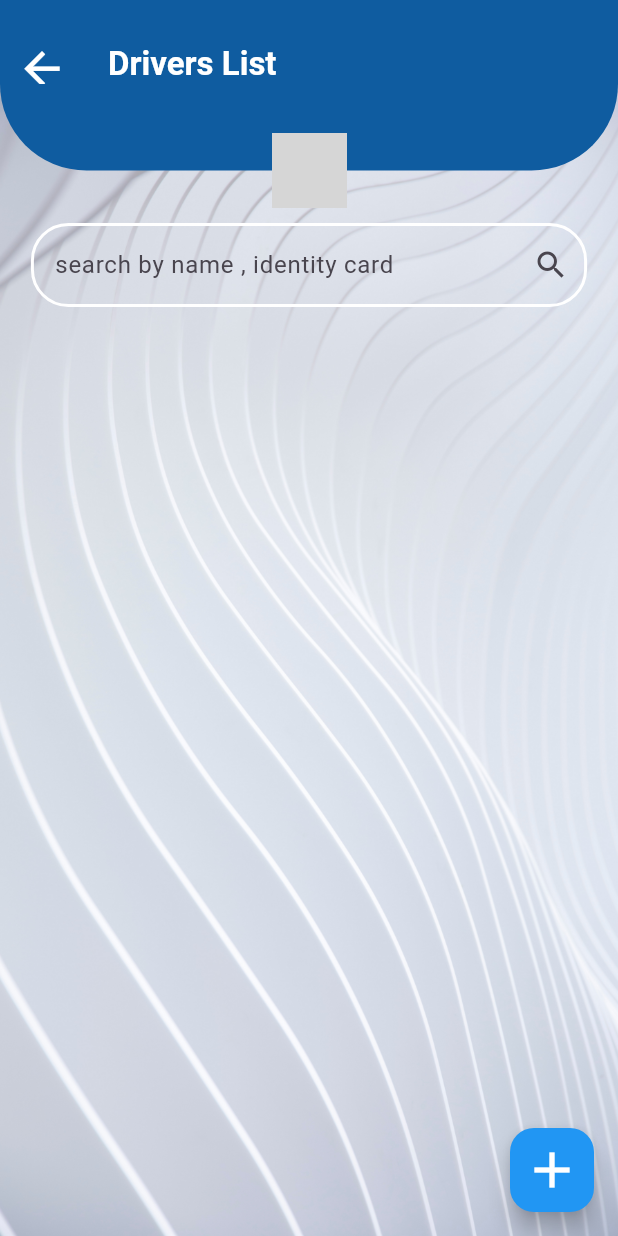
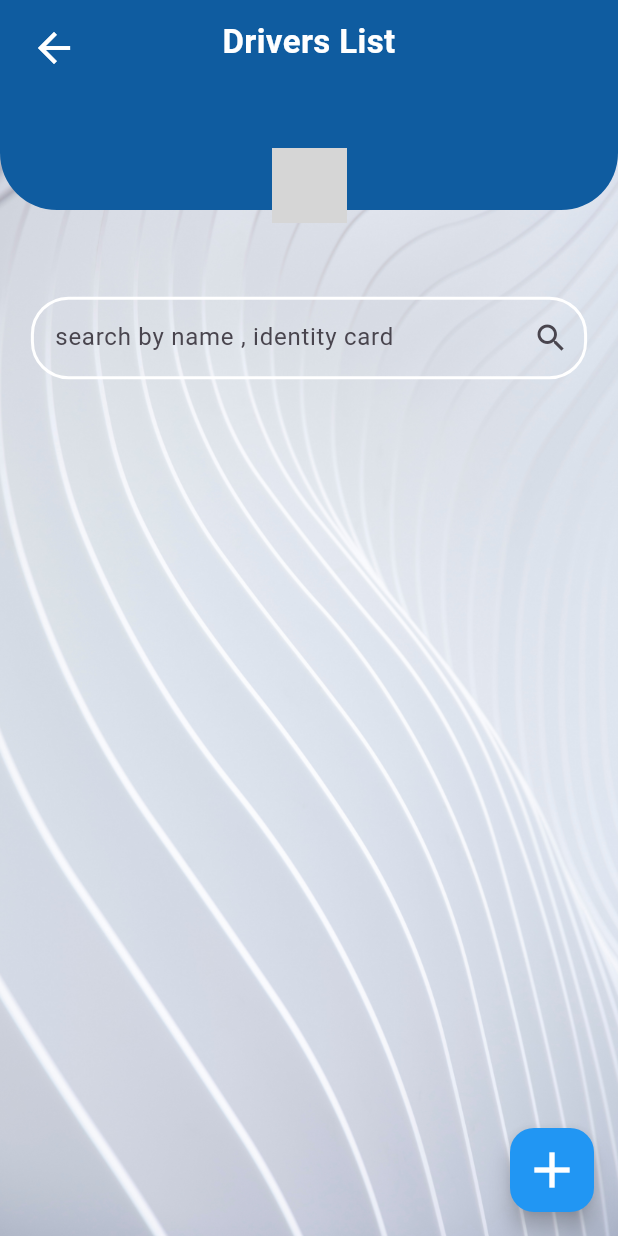
Before and after one commit to mbarek2002/agence-de-tranport, a Flutter app: the HomeScreen screen opened directly, after a tap on "Drivers List", on a phone screen of 412 x 824 dp. Run offline on Flutter 3.47's test engine with Material 2 defaults, Android fonts, the phone set to English and light mode, and no system bars; our stand-ins replace animated_splash_screen, badges, cloud_firestore, file_picker, firebase_auth, firebase_core and 8 more; missing offline and left inert: flutter_downloader, flutter_excel, syncfusion_flutter_pdfviewer, wc_form_validators; accounts and stored records are empty; network calls fail; Roboto replaces fonts that are missing (Georgia); grey boxes are pictures that could not be loaded.

Commit message:
fix somthinhg

```diff
--- a/lib/view/drivers_list/driver_list_screen.dart
+++ b/lib/view/drivers_list/driver_list_screen.dart
@@ -37,6 +37,7 @@ class _DriversListScreenState extends State<DriversListScreen> {
   DriversController driversController = Get.put(DriversController());
   @override
   Widget build(BuildContext context) {
+    Size size =MediaQuery.of(context).size;
     return  Scaffold(
         resizeToAvoidBottomInset:false,
         floatingActionButton: FloatingActionButton(
@@ -51,66 +52,125 @@ class _DriversListScreenState extends State<DriversListScreen> {
             print("add");
           },
         ),
-        appBar: AppBar(
-          leading: Padding(
-            padding:  EdgeInsets.only(
-                top:20.0
-            ),
-            child: IconButton(
-              iconSize: 35,
-              icon: Icon(
-                Icons.arrow_back,
-                color: Colors.white,
-              ),
-              onPressed: (){
-                Get.back();
-              },
-            ),
-          ),
-          backgroundColor: Color(0xFF0F5CA0),
-          title: Padding(
-            padding:  EdgeInsets.only(
-                top:30,
-                left: 0
-            ),
-            child: Text("Drivers List",style: TextStyle(
-                fontSize: 22,
-                color: Colors.white,
-                fontWeight: FontWeight.bold,
-                fontFamily: "Georgia"
-            ),),
-          ),
-        ),
-        body: Stack(
-          children: [
-            Container(
+        // appBar: AppBar(
+        //   toolbarHeight: size.height*.15,
+        //   leading: Padding(
+        //     padding:  EdgeInsets.only(
+        //         top:20.0
+        //     ),
+        //     child: IconButton(
+        //       iconSize: 35,
+        //       icon: Icon(
+        //         Icons.arrow_back,
+        //         color: Colors.white,
+        //       ),
+        //       onPressed: (){
+        //         Get.back();
+        //       },
+        //     ),
+        //   ),
+        //   backgroundColor: Color(0xFF0F5CA0),
+        //   title: Padding(
+        //     padding:  EdgeInsets.only(
+        //         top:30,
+        //         left: 0
+        //     ),
+        //     child: Text("Drivers List",style: TextStyle(
+        //         fontSize: 22,
+        //         color: Colors.white,
+        //         fontWeight: FontWeight.bold,
+        //         fontFamily: "Georgia"
+        //     ),),
+        //   ),
+        // ),
+        body: SafeArea(
+          child: Container(
+            width: size.width,
+            height: size.height,
             decoration: BoxDecoration(
                 image: DecorationImage(
                     fit: BoxFit.cover,
                     image: AssetImage(tHomebackground)
                 )
             ),
+            child: SingleChildScrollView(
               child: Column(
                 children: [
-                  SizedBox(
-                    height: MediaQuery.of(context).size.height*0.07,
-                    width: MediaQuery.of(context).size.width,
-                    child: Container(
+                  Stack(
+                    clipBehavior: Clip.none,
+                    children: [
+                      Container(
+                        height: size.height*.17,
                         decoration: BoxDecoration(
                             borderRadius: BorderRadius.only(
-                            bottomLeft: Radius.circular(80),
-                            bottomRight: Radius.circular(80),
+                              bottomLeft: Radius.circular(38),
+                              bottomRight: Radius.circular(38),
                             ),
                             color: Color(0xFF0F5CA0)
                         ),
                       ),
+                      Positioned(
+                        top: MediaQuery.of(context).size.height* .12,
+                        child: Container(
+                          width: MediaQuery.of(context).size.width,
+                          alignment: Alignment.center,
+                          child: Container(
+                            width: 50,
+                            height: 50,
+                            decoration: BoxDecoration(
+                              borderRadius: BorderRadius.all(Radius.circular(20)),
+                              image: DecorationImage(
+                                  image: NetworkImage(loginController.adminImageUrl.value),
+                                  fit: BoxFit.cover
                               ),
-                  SizedBox(height: 35,),
+                            ),
+                            child: GestureDetector(
+                              onTap: ()=>Get.offAll(()=>HomeScreen()),
+                            ),
+                          ),
+                        ),
+                      ),
+                      Positioned(
+                        top: 4,
+                        left: 8,
+                        child: GestureDetector(
+                          onTap: (){
+                            print("dyfougfotpiù");
+                            Get.back();
+                          },
+                          child: Container(
+                            width: 56,
+                            height: 56,
+
+                            child: Icon(
+                              Icons.arrow_back,
+                              color: Colors.white,
+                              size: 32,
+                            ),
+                          ),
+                        ),
+                      ),
+                      Positioned(
+                        top: 12,
+                        left: 0,
+                        right: 0,
+                        child:  Text("Drivers List",style: TextStyle(
+                                  fontSize: 22,
+                                  color: Colors.white,
+                                  fontWeight: FontWeight.bold,
+                                  fontFamily: "Georgia"
+                              ),textAlign: TextAlign.center,),
+                      )
+                    ],
+                  ),
+                  SizedBox(height: size.height*.07,),
                   Container(
                     width: MediaQuery.of(context).size.width*0.9,
                     child:Obx(()=> Column(
                       children: [
-                        TextFormField(
+                        SizedBox(
+                          height: 55,
+                          child: TextFormField(
                             onChanged: (value)=>driversController.updateList(value),
                             decoration: InputDecoration(
                               suffixIcon: Icon(Icons.search),
@@ -136,13 +196,13 @@ class _DriversListScreenState extends State<DriversListScreen> {
                             ),
                             // style:,
                           ),
-                        SizedBox(height: 30,),
+                        ),
+                        SizedBox(height: 16,),
                         if(driversController.isLoading.value)
                           Center(child: CircularProgressIndicator(),)
                         else
                           Center(
-                          child:
-                              SingleChildScrollView(
+                            child: SingleChildScrollView(
                                 child: Container(
                                 height: MediaQuery.of(context).size.height*0.6,
                                 width: MediaQuery.of(context).size.width*0.9,
@@ -155,6 +215,7 @@ class _DriversListScreenState extends State<DriversListScreen> {
                                     );
                                   },
                                   child: ListView.builder(
+                                    padding: EdgeInsets.only(bottom: size.height*.2),
                                     itemCount: driversController.filteredList.length,
                                     itemBuilder: (BuildContext context, int index) {
 
@@ -189,13 +250,14 @@ class _DriversListScreenState extends State<DriversListScreen> {
                                                 ],
                                               ),
                                             ),
-                                            SizedBox(width: 10,),
+                                            SizedBox(width: 4,),
+                                            // Spacer(),
                                             GestureDetector(
                                               onTap: (){
                                                 Get.to(()=>DriverDetails(record: driversController.filteredList[index]));
                                               },
                                               child: Container(
-                                                width:MediaQuery.of(context).size.width*.55,
+                                                // width:MediaQuery.of(context).size.width*.55,
                                                 child: Column(
                                                   crossAxisAlignment: CrossAxisAlignment.start,
                                                   children: [
@@ -207,7 +269,8 @@ class _DriversListScreenState extends State<DriversListScreen> {
                                                           fontFamily: "Georgia"
                                                       ),
                                                     ),
-                                                    SizedBox(width: 60 ,),
+                                                    // SizedBox(width: 60 ,),
+                                                    SizedBox(width: 8,),
                                                     Container(
                                                       width:MediaQuery.of(context).size.width*.45,                                                          height: 1,
                                                       decoration: BoxDecoration(
@@ -363,37 +426,16 @@ class _DriversListScreenState extends State<DriversListScreen> {
 
                             ),
                               ),
-                        )
+                          ),
+
+                        // SizedBox(height: 80,)
                       ],
                     )),
                   ),
                 ],
               ),
             ),
-            Positioned(
-              top: MediaQuery.of(context).size.height* .04,
-              child: Container(
-                // color: Colors.green,
-                width: MediaQuery.of(context).size.width,
-                // height: 20,
-                alignment: Alignment.center,
-                child: Container(
-                  width: 50,
-                  height: 50,
-                  decoration: BoxDecoration(
-                    borderRadius: BorderRadius.all(Radius.circular(20)),
-                    image: DecorationImage(
-                        image: NetworkImage(loginController.adminImageUrl.value),
-                        fit: BoxFit.cover
           ),
-                  ),
-                  child: GestureDetector(
-                    onTap: ()=>Get.offAll(()=>HomeScreen()),
-                  ),
-                ),
-              ),
-            ),
-          ],
         )
 
 
--- a/lib/view/home/home_screen.dart
+++ b/lib/view/home/home_screen.dart
@@ -60,7 +60,7 @@ class _HomeScreenState extends State<HomeScreen> {
           padding:  EdgeInsets.only(
               left:  MediaQuery.of(context).size.width*0.1
           ),
-          child: Text(tHome,style: TextStyle(
+          child: const Text(tHome,style: TextStyle(
               fontSize: 30,
               color: Colors.white,
               fontWeight: FontWeight.bold,
@@ -71,7 +71,7 @@ class _HomeScreenState extends State<HomeScreen> {
       body: Stack(
         children: [
           Container(
-            decoration: BoxDecoration(
+            decoration: const BoxDecoration(
               image: DecorationImage(
                 fit: BoxFit.cover,
                 image: AssetImage(tHomebackground)
@@ -84,7 +84,7 @@ class _HomeScreenState extends State<HomeScreen> {
                 width: MediaQuery.of(context).size.width,
                   child: Container(
                     alignment: Alignment.centerRight,
-                    decoration: BoxDecoration(
+                    decoration: const BoxDecoration(
                     borderRadius: BorderRadius.only(
                     bottomLeft: Radius.circular(80),
                     bottomRight: Radius.circular(80),
@@ -93,7 +93,7 @@ class _HomeScreenState extends State<HomeScreen> {
                     ),
                     ),
                     ),
-                SizedBox(height:  MediaQuery.of(context).size.height*0.2,),
+                SizedBox(height:  MediaQuery.of(context).size.height*0.15,),
                 Container(
                   height: MediaQuery.of(context).size.height*0.5,
                   width: MediaQuery.of(context).size.width,
@@ -105,7 +105,7 @@ class _HomeScreenState extends State<HomeScreen> {
                           Get.to(()=>DriversListScreen());
                         },
                         child: Container(
-                          height: MediaQuery.of(context).size.height*0.1,
+                          height: MediaQuery.of(context).size.height*0.12,
                           width: MediaQuery.of(context).size.width*0.8,
                           decoration: BoxDecoration(
                             color: Color(0xFF0F5CA0).withOpacity(0.45),
@@ -119,7 +119,7 @@ class _HomeScreenState extends State<HomeScreen> {
                                     left:MediaQuery.of(context).size.width*0.05
                                 ),
                                 child: Container(
-                                    height: MediaQuery.of(context).size.height*0.08,
+                                    height: MediaQuery.of(context).size.height*0.1,
                                     width: MediaQuery.of(context).size.width*0.18,
                                   decoration: BoxDecoration(
                                   borderRadius: BorderRadius.all(Radius.circular(10)),
@@ -138,7 +138,7 @@ class _HomeScreenState extends State<HomeScreen> {
                                 ),
                               ),
                               Container(
-                                  height: MediaQuery.of(context).size.height*0.06,
+                                  height: MediaQuery.of(context).size.height*0.1,
                                   width: MediaQuery.of(context).size.width*0.45,
                                   decoration: BoxDecoration(
                                     color: Colors.white.withOpacity(0.8),
@@ -164,7 +164,7 @@ class _HomeScreenState extends State<HomeScreen> {
                           Get.to(()=>NotificationNewDrivers());
                         },
                         child: Container(
-                          height: MediaQuery.of(context).size.height*0.1,
+                          height: MediaQuery.of(context).size.height*0.12,
                           width: MediaQuery.of(context).size.width*0.8,
                           decoration: BoxDecoration(
                               color: Color(0xFF0F5CA0).withOpacity(0.45),
@@ -181,7 +181,7 @@ class _HomeScreenState extends State<HomeScreen> {
                                       left:MediaQuery.of(context).size.width*0.05
                                   ),
                                   child: Container(
-                                    height: MediaQuery.of(context).size.height*0.08,
+                                    height: MediaQuery.of(context).size.height*0.1,
                                     width: MediaQuery.of(context).size.width*0.18,
                                     decoration: BoxDecoration(
                                         borderRadius: BorderRadius.all(Radius.circular(10)),
@@ -200,7 +200,7 @@ class _HomeScreenState extends State<HomeScreen> {
                                 ),
                               // ),
                               Container(
-                                  height: MediaQuery.of(context).size.height*0.06,
+                                  height: MediaQuery.of(context).size.height*0.1,
                                   width: MediaQuery.of(context).size.width*0.45,
                                   decoration: BoxDecoration(
                                       color: Colors.white.withOpacity(0.8),
@@ -211,6 +211,7 @@ class _HomeScreenState extends State<HomeScreen> {
                                         padding:  EdgeInsets.only(left:MediaQuery.of(context).size.width*0.03),
                                         child: Text(
                                           'New Drivers Request',
+                                          textAlign: TextAlign.center,
                                           style: TextStyle(
                                               color: Color(0xFF105EA0),
                                               fontSize: 19,
@@ -228,7 +229,7 @@ class _HomeScreenState extends State<HomeScreen> {
                           Get.to(()=>CoursesListSceen());
                         },
                         child: Container(
-                          height: MediaQuery.of(context).size.height*0.1,
+                          height: MediaQuery.of(context).size.height*0.12,
                           width: MediaQuery.of(context).size.width*0.8,
                           decoration: BoxDecoration(
                               color: Color(0xFF0F5CA0).withOpacity(0.45),
@@ -242,7 +243,7 @@ class _HomeScreenState extends State<HomeScreen> {
                                     left:MediaQuery.of(context).size.width*0.05
                                 ),
                                 child: Container(
-                                  height: MediaQuery.of(context).size.height*0.08,
+                                  height: MediaQuery.of(context).size.height*0.1,
                                   width: MediaQuery.of(context).size.width*0.18,
                                   decoration: BoxDecoration(
                                       borderRadius: BorderRadius.all(Radius.circular(10)),
@@ -264,7 +265,7 @@ class _HomeScreenState extends State<HomeScreen> {
                                 ),
                               ),
                               Container(
-                                  height: MediaQuery.of(context).size.height*0.06,
+                                  height: MediaQuery.of(context).size.height*0.1,
                                   width: MediaQuery.of(context).size.width*0.45,
                                   decoration: BoxDecoration(
                                       color: Colors.white.withOpacity(0.8),
--- a/lib/view/notification_new_driver_screen/consult_notification_new_driver.dart
+++ b/lib/view/notification_new_driver_screen/consult_notification_new_driver.dart
@@ -86,7 +86,7 @@ class _ConsultNotiNewDriversState extends State<ConsultNotiNewDrivers> {
                   SizedBox(height: 35,),
                   Container(
                     margin: EdgeInsets.only(left: 50),
-                    height: MediaQuery.of(context).size.height*0.787,
+                    height: MediaQuery.of(context).size.height*0.7,
                     decoration: BoxDecoration(
                       color: Color(0xFFffffff).withOpacity(0.4),
                       borderRadius: BorderRadius.only(
@@ -94,6 +94,7 @@ class _ConsultNotiNewDriversState extends State<ConsultNotiNewDrivers> {
                         topRight: Radius.circular(40)
                       )
                     ),
+                  child: SingleChildScrollView(
                     child: Column(
                       crossAxisAlignment: CrossAxisAlignment.start,
                       children: [
@@ -278,7 +279,9 @@ class _ConsultNotiNewDriversState extends State<ConsultNotiNewDrivers> {
                             )
                           ],
                         )
+                        ,SizedBox(height: 64,),
                       ],
+                    ),
                   ),
                   )
                 ],
--- a/lib/view/notification_new_driver_screen/consult_notification_new_driver_images.dart
+++ b/lib/view/notification_new_driver_screen/consult_notification_new_driver_images.dart
@@ -797,7 +797,7 @@ class _ConsultNotiNewDriversImagesState extends State<ConsultNotiNewDriversImage
                           ),
 
                           Positioned(
-                            bottom: 20,
+                            bottom: 30,
                             right: 10,
                             child: Row(
                               children: [
--- a/lib/view/notification_new_driver_screen/notification_new_driver_screen.dart
+++ b/lib/view/notification_new_driver_screen/notification_new_driver_screen.dart
@@ -68,7 +68,7 @@ class _NotificationNewDriversState extends State<NotificationNewDrivers> {
                 child: Column(
                   children: [
                     SizedBox(
-                      height: MediaQuery.of(context).size.height*0.07,
+                      height: MediaQuery.of(context).size.height*0.06,
                       width: MediaQuery.of(context).size.width,
                       child: Container(
                         decoration: BoxDecoration(
```
Also changed, not shown: lib/view/courses_list/add_course.dart (+8 -7 lines), lib/view/login/login_screen.dart (+7 -7 lines), lib/view/welcome_screen/welcome_screen.dart (+15 -16 lines), pubspec.lock. Lines whose indentation alone changed are shown as unchanged.
